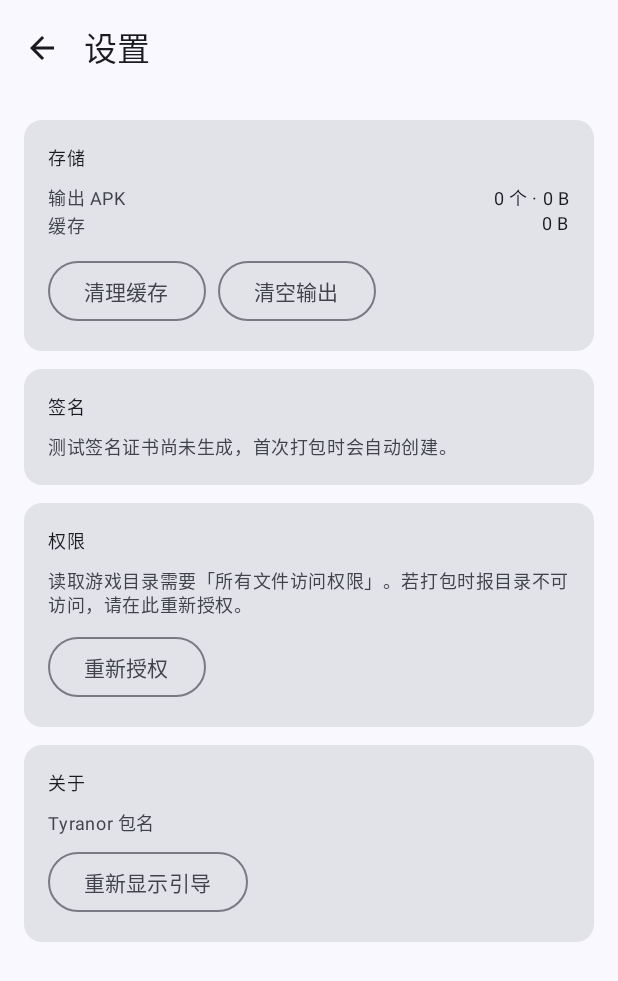
After one commit to jirongmuling/Tyn-Packager, an Android app built with Jetpack Compose: the composable SettingsScreen shown on its own in the app's theme, on a phone screen of 412 x 824 dp. The commit adds this screen. Shown: the top 981 px of the screen. Run offline under Robolectric (Android 15) with nearby library versions, the phone set to English and light mode, and no system bars; pictures from the network do not load.

Commit message:
feat: 搜索筛选、包名冲突预检、设置页
- 首页搜索与「只看最近玩过」，游戏多时更好找
- 包名输入即时检测本机冲突，并禁止与 Tyranor/本应用同名
- 设置页：存储占用、清理缓存/输出、重新授权、重置引导
- 修复 InstallerBuilder 文档错位；失败时清理半成品

```diff
--- /dev/null
+++ b/app/src/main/java/com/tyranor/next/packager/ui/screen/SettingsScreen.kt
@@ -0,0 +1,151 @@
+package com.tyranor.next.packager.ui.screen
+
+import androidx.compose.foundation.layout.Arrangement
+import androidx.compose.foundation.layout.Column
+import androidx.compose.foundation.layout.Row
+import androidx.compose.foundation.layout.Spacer
+import androidx.compose.foundation.layout.fillMaxSize
+import androidx.compose.foundation.layout.fillMaxWidth
+import androidx.compose.foundation.layout.height
+import androidx.compose.foundation.layout.padding
+import androidx.compose.foundation.rememberScrollState
+import androidx.compose.foundation.verticalScroll
+import androidx.compose.material.icons.Icons
+import androidx.compose.material.icons.filled.ArrowBack
+import androidx.compose.material3.Card
+import androidx.compose.material3.ExperimentalMaterial3Api
+import androidx.compose.material3.Icon
+import androidx.compose.material3.IconButton
+import androidx.compose.material3.MaterialTheme
+import androidx.compose.material3.OutlinedButton
+import androidx.compose.material3.Scaffold
+import androidx.compose.material3.Text
+import androidx.compose.material3.TopAppBar
+import androidx.compose.runtime.Composable
+import androidx.compose.ui.Modifier
+import androidx.compose.ui.text.font.FontFamily
+import androidx.compose.ui.unit.dp
+import com.tyranor.next.packager.ui.SettingsUiState
+
+@OptIn(ExperimentalMaterial3Api::class)
+@Composable
+fun SettingsScreen(
+    state: SettingsUiState,
+    onBack: () -> Unit,
+    onClearCache: () -> Unit,
+    onClearOutputs: () -> Unit,
+    onResetOnboarding: () -> Unit,
+    onRequestAllFilesAccess: () -> Unit,
+) {
+    Scaffold(
+        topBar = {
+            TopAppBar(
+                title = { Text("设置") },
+                navigationIcon = {
+                    IconButton(onClick = onBack) {
+                        Icon(Icons.Default.ArrowBack, contentDescription = "返回")
+                    }
+                },
+            )
+        },
+    ) { inner ->
+        Column(
+            modifier = Modifier
+                .fillMaxSize()
+                .padding(inner)
+                .padding(horizontal = 16.dp)
+                .verticalScroll(rememberScrollState()),
+            verticalArrangement = Arrangement.spacedBy(12.dp),
+        ) {
+            Spacer(Modifier.height(4.dp))
+
+            Card(Modifier.fillMaxWidth()) {
+                Column(Modifier.padding(16.dp)) {
+                    Text("存储", style = MaterialTheme.typography.labelMedium)
+                    Spacer(Modifier.height(8.dp))
+                    InfoRow("输出 APK", "${state.outputCount} 个 · ${formatBytes(state.outputBytes)}")
+                    InfoRow("缓存", formatBytes(state.cacheBytes))
+                    Spacer(Modifier.height(10.dp))
+                    Row(horizontalArrangement = Arrangement.spacedBy(8.dp)) {
+                        OutlinedButton(onClick = onClearCache) { Text("清理缓存") }
+                        OutlinedButton(onClick = onClearOutputs) { Text("清空输出") }
+                    }
+                }
+            }
+
+            Card(Modifier.fillMaxWidth()) {
+                Column(Modifier.padding(16.dp)) {
+                    Text("签名", style = MaterialTheme.typography.labelMedium)
+                    Spacer(Modifier.height(8.dp))
+                    Text(
+                        if (state.testKeyExists) {
+                            "测试签名证书已生成，保存在应用私有目录。"
+                        } else {
+                            "测试签名证书尚未生成，首次打包时会自动创建。"
+                        },
+                        style = MaterialTheme.typography.bodySmall,
+                        color = MaterialTheme.colorScheme.onSurfaceVariant,
+                    )
+                }
+            }
+
+            Card(Modifier.fillMaxWidth()) {
+                Column(Modifier.padding(16.dp)) {
+                    Text("权限", style = MaterialTheme.typography.labelMedium)
+                    Spacer(Modifier.height(8.dp))
+                    Text(
+                        "读取游戏目录需要「所有文件访问权限」。若打包时报目录不可访问，请在此重新授权。",
+                        style = MaterialTheme.typography.bodySmall,
+                        color = MaterialTheme.colorScheme.onSurfaceVariant,
+                    )
+                    Spacer(Modifier.height(8.dp))
+                    OutlinedButton(onClick = onRequestAllFilesAccess) { Text("重新授权") }
+                }
+            }
+
+            Card(Modifier.fillMaxWidth()) {
+                Column(Modifier.padding(16.dp)) {
+                    Text("关于", style = MaterialTheme.typography.labelMedium)
+                    Spacer(Modifier.height(8.dp))
+                    InfoRow("Tyranor 包名", state.tyranorPackage, mono = true)
+                    Spacer(Modifier.height(6.dp))
+                    OutlinedButton(onClick = onResetOnboarding) { Text("重新显示引导") }
+                }
+            }
+
+            state.message?.let {
+                Text(
+                    it,
+                    style = MaterialTheme.typography.bodySmall,
+                    color = MaterialTheme.colorScheme.primary,
+                )
+            }
+
+            Spacer(Modifier.height(24.dp))
+        }
+    }
+}
+
+@Composable
+private fun InfoRow(label: String, value: String, mono: Boolean = false) {
+    Row(modifier = Modifier.fillMaxWidth()) {
+        Text(
+            label,
+            style = MaterialTheme.typography.bodySmall,
+            color = MaterialTheme.colorScheme.onSurfaceVariant,
+            modifier = Modifier.weight(1f),
+        )
+        Text(
+            value,
+            style = MaterialTheme.typography.bodySmall,
+            fontFamily = if (mono) FontFamily.Monospace else null,
+        )
+    }
+}
+
+private fun formatBytes(bytes: Long): String = when {
+    bytes >= 1024L * 1024 * 1024 -> "%.2f GB".format(bytes / 1024.0 / 1024 / 1024)
+    bytes >= 1024L * 1024 -> "%.1f MB".format(bytes / 1024.0 / 1024)
+    bytes >= 1024L -> "%.0f KB".format(bytes / 1024.0)
+    else -> "$bytes B"
+}
```
Also changed, not shown: app/src/main/java/com/tyranor/next/packager/apk/InstallerBuilder.kt (+11 -10 lines), app/src/main/java/com/tyranor/next/packager/ui/BuildViewModel.kt (+22 -2 lines), app/src/main/java/com/tyranor/next/packager/ui/HomeViewModel.kt (+34 -3 lines), app/src/main/java/com/tyranor/next/packager/ui/MainActivity.kt (+30 -0 lines), app/src/main/java/com/tyranor/next/packager/ui/SettingsViewModel.kt (added, +106 -0 lines), app/src/main/java/com/tyranor/next/packager/ui/screen/BuildScreen.kt (+13 -1 lines), app/src/main/java/com/tyranor/next/packager/ui/screen/HomeScreen.kt (+45 -0 lines).
